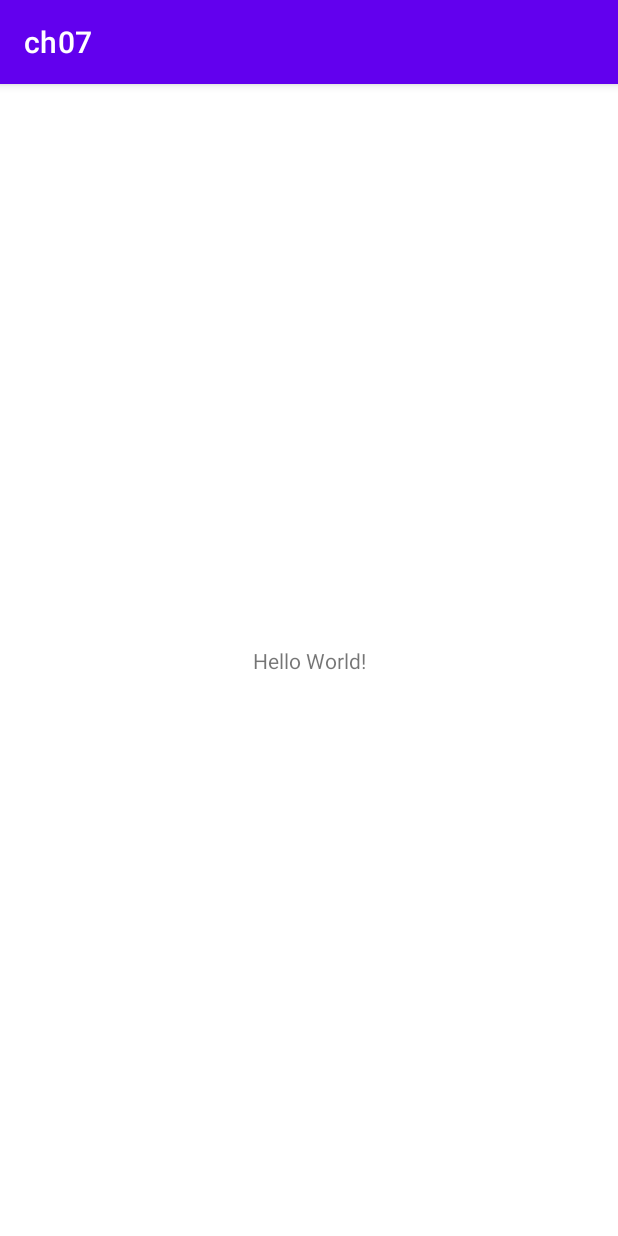
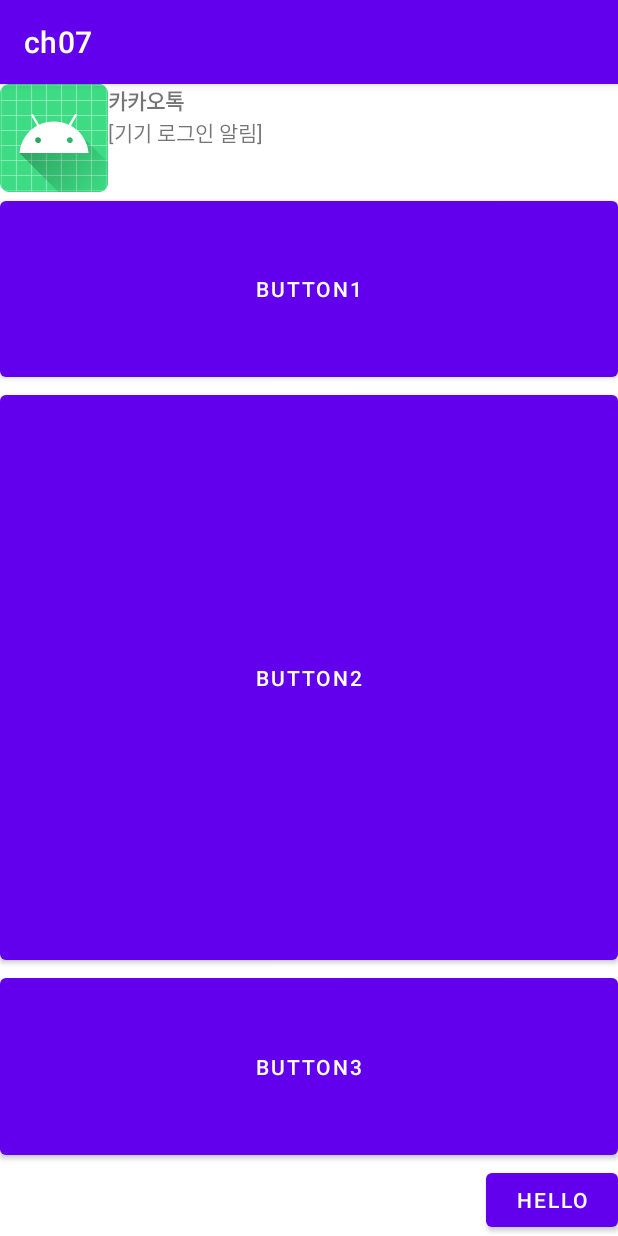
Before and after one commit to otcroz/DS-Major_MobileAppPrograming_Pratice, an Android app: the screen it shows after launch (MainActivity), on a phone screen of 412 x 824 dp. Run offline under Robolectric (Android 15) with nearby library versions, the phone set to English and light mode, and no system bars.

Commit message:
ch07 LinearLayout 배치

```diff
--- a/pratice1/ch07/src/main/res/layout/activity_main.xml
+++ b/pratice1/ch07/src/main/res/layout/activity_main.xml
@@ -1,18 +1,60 @@
 <?xml version="1.0" encoding="utf-8"?>
-<androidx.constraintlayout.widget.ConstraintLayout xmlns:android="http://schemas.android.com/apk/res/android"
-    xmlns:app="http://schemas.android.com/apk/res-auto"
+<LinearLayout xmlns:android="http://schemas.android.com/apk/res/android"
     xmlns:tools="http://schemas.android.com/tools"
     android:layout_width="match_parent"
     android:layout_height="match_parent"
+    android:orientation="vertical"
+    android:gravity="center"
     tools:context=".MainActivity">
 
-    <TextView
+
+    <!--카카오톡 채팅 목록 구성 화면 구현-->
+    <LinearLayout
+        android:layout_width="match_parent"
+        android:layout_height="wrap_content">
+        <ImageView
+            android:layout_width="wrap_content"
+            android:layout_height="wrap_content"
+            android:src="@mipmap/ic_launcher"
+            />
+        <LinearLayout
+            android:layout_width="wrap_content"
+            android:layout_height="wrap_content"
+            android:orientation="vertical">
+            <TextView
+                android:layout_width="wrap_content"
+                android:layout_height="wrap_content"
+                android:text="카카오톡"
+                android:textStyle="bold"/>
+            <TextView
+                android:layout_width="wrap_content"
+                android:layout_height="wrap_content"
+                android:text="[기기 로그인 알림]"/>
+        </LinearLayout>
+    </LinearLayout>
+
+
+    <!--레이아웃 적용하기-->
+    <Button
+        android:layout_width="match_parent"
+        android:layout_height="0dp"
+        android:layout_weight="1"
+        android:text="button1"/>
+    <Button
+        android:layout_width="match_parent"
+        android:layout_height="0dp"
+        android:layout_weight="3"
+        android:text="button2"/>
+    <Button
+        android:layout_width="match_parent"
+        android:layout_height="0dp"
+        android:layout_weight="1"
+        android:text="button3"/>
+    <Button
         android:layout_width="wrap_content"
         android:layout_height="wrap_content"
-        android:text="Hello World!"
-        app:layout_constraintBottom_toBottomOf="parent"
-        app:layout_constraintLeft_toLeftOf="parent"
-        app:layout_constraintRight_toRightOf="parent"
-        app:layout_constraintTop_toTopOf="parent" />
+        android:layout_gravity="bottom|right"
+        android:text="hello"/>
 
-</androidx.constraintlayout.widget.ConstraintLayout>
+
+</LinearLayout>
```
